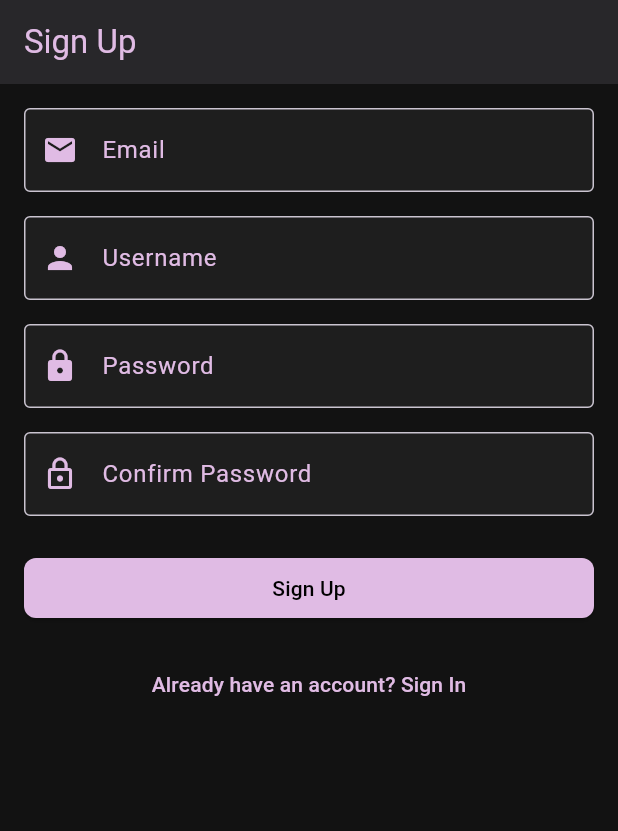
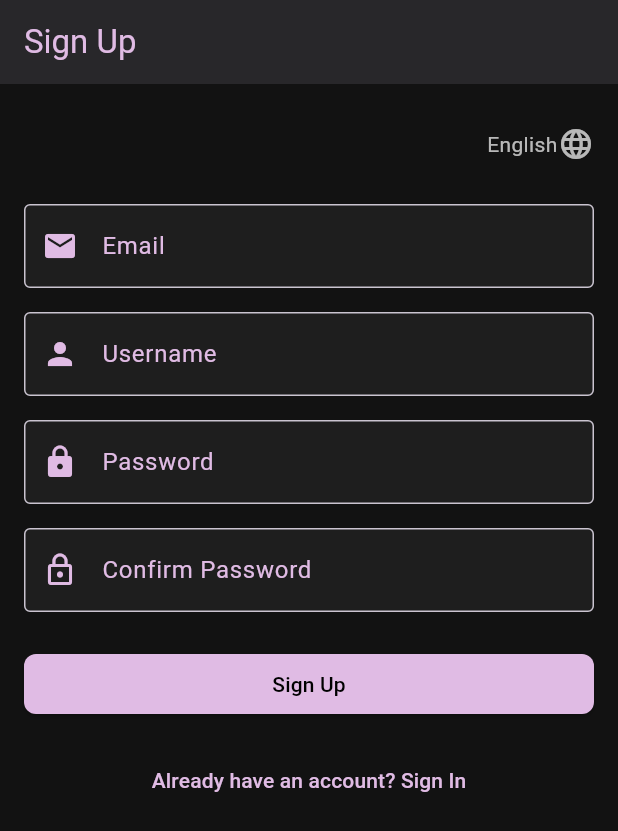
Before and after one commit to mburakaltun/guess_buddy_app, a Flutter app: the screen it shows after launch, after a tap on "Sign In", after a tap on "Don't have an account? Sign Up", on a phone screen of 412 x 824 dp. Shown: the top 831 px of the screen. Run offline on Flutter 3.47's test engine with Material 3 defaults, Android fonts, the phone set to English and light mode, and no system bars; our stand-ins replace flutter_dotenv, shared_preferences; accounts and stored records are empty; generated files the repository leaves out were written again; network calls fail.

Commit message:
Refactor: Implement language selection and localization support across authentication screens

```diff
--- a/lib/authentication/screen/sign_in_screen.dart
+++ b/lib/authentication/screen/sign_in_screen.dart
@@ -1,6 +1,8 @@
 import 'package:flutter/material.dart';
 import 'package:guess_buddy_app/common/extension/localization_extension.dart';
+import 'package:guess_buddy_app/common/utility/language_utility.dart';
 
+import '../../main.dart';
 import '../model/request/request_sign_in_user.dart';
 import '../../common/model/exception/api_exception.dart';
 import '../service/authentication_service.dart';
@@ -17,8 +19,34 @@ class _SignInPageState extends State<SignInPage> {
   String _email = '';
   String _password = '';
   bool _isLoading = false;
+  String _selectedLang = 'en';
 
   final AuthenticationService authenticationService = AuthenticationService();
+
+  @override
+  void initState() {
+    super.initState();
+    _loadLanguage();
+  }
+
+  Future<void> _loadLanguage() async {
+    final lang = await LanguageHelper.getLanguage();
+    setState(() {
+      _selectedLang = lang;
+    });
+  }
+
+  Future<void> _changeLanguage(String? lang) async {
+    if (lang == null) return;
+    await LanguageHelper.setLanguage(lang);
+    setState(() {
+      _selectedLang = lang;
+    });
+    // Update app locale
+    if (context.mounted) {
+      GuessBuddyApp.setLocale(context, Locale(lang));
+    }
+  }
 
   void _signIn() async {
     if (_formKey.currentState!.validate()) {
@@ -50,10 +78,28 @@ class _SignInPageState extends State<SignInPage> {
       context: context,
       builder:
           (context) => AlertDialog(
-            title: Text(context.message.signInFailed),
-            content: Text(message),
-            actions: [TextButton(onPressed: () => Navigator.of(context).pop(), child: Text(context.message.ok))],
-          ),
+        title: Text(context.message.signInFailed),
+        content: Text(message),
+        actions: [TextButton(onPressed: () => Navigator.of(context).pop(), child: Text(context.message.ok))],
+      ),
+    );
+  }
+
+  Widget _languageDropdown() {
+    return Align(
+      alignment: Alignment.centerRight,
+      child: DropdownButton<String>(
+        value: _selectedLang,
+        underline: const SizedBox(),
+        icon: const Icon(Icons.language),
+        items: [
+          DropdownMenuItem(value: context.message.languageSelectionEnglishKey, child: Text(context.message.languageSelectionEnglish)),
+          DropdownMenuItem(value: context.message.languageSelectionTurkishKey, child: Text(context.message.languageSelectionTurkish)),
+        ],
+        onChanged: _changeLanguage,
+        style: Theme.of(context).textTheme.bodyMedium,
+        dropdownColor: Theme.of(context).scaffoldBackgroundColor,
+      ),
     );
   }
 
@@ -69,6 +115,8 @@ class _SignInPageState extends State<SignInPage> {
             child: Column(
               mainAxisAlignment: MainAxisAlignment.center,
               children: [
+                _languageDropdown(),
+                const SizedBox(height: 16),
                 TextFormField(
                   decoration: InputDecoration(labelText: context.message.signInEmail, prefixIcon: Icon(Icons.email), border: OutlineInputBorder()),
                   keyboardType: TextInputType.emailAddress,
--- a/lib/authentication/screen/sign_up_screen.dart
+++ b/lib/authentication/screen/sign_up_screen.dart
@@ -1,5 +1,7 @@
 import 'package:flutter/material.dart';
 import 'package:guess_buddy_app/common/extension/localization_extension.dart';
+import 'package:guess_buddy_app/common/utility/language_utility.dart';
+import '../../main.dart';
 import '../model/request/request_sign_up_user.dart';
 import '../service/authentication_service.dart';
 import '../../common/model/exception/api_exception.dart';
@@ -18,8 +20,33 @@ class _SignUpPageState extends State<SignUpPage> {
   String _email = '';
   String _username = '';
   bool _isLoading = false;
+  String _selectedLang = 'en';
 
   final AuthenticationService authenticationService = AuthenticationService();
+
+  @override
+  void initState() {
+    super.initState();
+    _loadLanguage();
+  }
+
+  Future<void> _loadLanguage() async {
+    final lang = await LanguageHelper.getLanguage();
+    setState(() {
+      _selectedLang = lang;
+    });
+  }
+
+  Future<void> _changeLanguage(String? lang) async {
+    if (lang == null) return;
+    await LanguageHelper.setLanguage(lang);
+    setState(() {
+      _selectedLang = lang;
+    });
+    if (context.mounted) {
+      GuessBuddyApp.setLocale(context, Locale(lang));
+    }
+  }
 
   Future<void> _signUp() async {
     if (!_formKey.currentState!.validate()) return;
@@ -55,10 +82,28 @@ class _SignUpPageState extends State<SignUpPage> {
       context: context,
       builder:
           (context) => AlertDialog(
-            title: Text(context.message.signUpFailed),
-            content: Text(message),
-            actions: [TextButton(onPressed: () => Navigator.pop(context), child: Text(context.message.ok))],
-          ),
+        title: Text(context.message.signUpFailed),
+        content: Text(message),
+        actions: [TextButton(onPressed: () => Navigator.pop(context), child: Text(context.message.ok))],
+      ),
+    );
+  }
+
+  Widget _languageDropdown() {
+    return Align(
+      alignment: Alignment.centerRight,
+      child: DropdownButton<String>(
+        value: _selectedLang,
+        underline: const SizedBox(),
+        icon: const Icon(Icons.language),
+        items: [
+          DropdownMenuItem(value: context.message.languageSelectionEnglishKey, child: Text(context.message.languageSelectionEnglish)),
+          DropdownMenuItem(value: context.message.languageSelectionTurkishKey, child: Text(context.message.languageSelectionTurkish)),
+        ],
+        onChanged: _changeLanguage,
+        style: Theme.of(context).textTheme.bodyMedium,
+        dropdownColor: Theme.of(context).scaffoldBackgroundColor,
+      ),
     );
   }
 
@@ -80,6 +125,8 @@ class _SignUpPageState extends State<SignUpPage> {
           child: SingleChildScrollView(
             child: Column(
               children: [
+                _languageDropdown(),
+                const SizedBox(height: 16),
                 TextFormField(
                   decoration: InputDecoration(labelText: context.message.signUpEmail, prefixIcon: Icon(Icons.email), border: OutlineInputBorder()),
                   keyboardType: TextInputType.emailAddress,
@@ -92,7 +139,6 @@ class _SignUpPageState extends State<SignUpPage> {
                   onSaved: (value) => _email = value!.trim(),
                 ),
                 const SizedBox(height: 16),
-
                 TextFormField(
                   decoration: InputDecoration(labelText: context.message.signUpUsername, prefixIcon: Icon(Icons.person), border: OutlineInputBorder()),
                   validator: (value) {
@@ -104,7 +150,6 @@ class _SignUpPageState extends State<SignUpPage> {
                   onSaved: (value) => _username = value!.trim(),
                 ),
                 const SizedBox(height: 16),
-
                 TextFormField(
                   controller: _passwordController,
                   decoration: InputDecoration(labelText: context.message.signUpPassword, prefixIcon: Icon(Icons.lock), border: OutlineInputBorder()),
@@ -117,7 +162,6 @@ class _SignUpPageState extends State<SignUpPage> {
                   },
                 ),
                 const SizedBox(height: 16),
-
                 TextFormField(
                   controller: _confirmPasswordController,
                   decoration: InputDecoration(labelText: context.message.signUpConfirmPassword, prefixIcon: Icon(Icons.lock_outline), border: OutlineInputBorder()),
@@ -138,7 +182,6 @@ class _SignUpPageState extends State<SignUpPage> {
                   ),
                 ),
                 const SizedBox(height: 16),
-
                 TextButton(
                   onPressed: () {
                     Navigator.pushReplacementNamed(context, '/signin');
--- a/lib/common/model/shared_preferences/shared_preferences_key.dart
+++ b/lib/common/model/shared_preferences/shared_preferences_key.dart
@@ -2,4 +2,5 @@ class SharedPreferencesKey {
   static const String authToken = 'authToken';
   static const String userId = 'userId';
   static const String username = 'username';
+  static const String selectedLanguage = 'selectedLanguage';
 }
--- a/lib/common/service/api_service.dart
+++ b/lib/common/service/api_service.dart
@@ -4,6 +4,7 @@ import 'package:http/http.dart' as http;
 import 'package:shared_preferences/shared_preferences.dart';
 import '../model/shared_preferences//shared_preferences_key.dart';
 import '../model/exception/api_exception.dart';
+import '../utility/language_utility.dart';
 
 class ApiService {
   String get baseUrl => dotenv.env['BASE_URL'] ?? '';
@@ -15,8 +16,10 @@ class ApiService {
       final prefs = await SharedPreferences.getInstance();
       final token = prefs.getString(SharedPreferencesKey.authToken);
       final userId = prefs.getString(SharedPreferencesKey.userId);
+      final lang = await LanguageHelper.getLanguage();
       final headers = {
         'Content-Type': 'application/json',
+        'Accept-Language': lang,
         if (token != null) 'Authorization': 'Bearer $token',
         if (userId != null) 'X-User-Id': userId
       };
@@ -51,8 +54,10 @@ class ApiService {
       final prefs = await SharedPreferences.getInstance();
       final token = prefs.getString(SharedPreferencesKey.authToken);
       final userId = prefs.getString(SharedPreferencesKey.userId);
+      final lang = await LanguageHelper.getLanguage();
       final headers = {
         'Content-Type': 'application/json',
+        'Accept-Language': lang,
         if (token != null) 'Authorization': 'Bearer $token',
         if (userId != null) 'X-User-Id': userId
       };
--- /dev/null
+++ b/lib/common/utility/language_utility.dart
@@ -0,0 +1,14 @@
+import 'package:guess_buddy_app/common/model/shared_preferences/shared_preferences_key.dart';
+import 'package:shared_preferences/shared_preferences.dart';
+
+class LanguageHelper {
+  static Future<void> setLanguage(String languageCode) async {
+    final prefs = await SharedPreferences.getInstance();
+    await prefs.setString(SharedPreferencesKey.selectedLanguage, languageCode);
+  }
+
+  static Future<String> getLanguage() async {
+    final prefs = await SharedPreferences.getInstance();
+    return prefs.getString(SharedPreferencesKey.selectedLanguage) ?? 'en';
+  }
+}
--- a/lib/main.dart
+++ b/lib/main.dart
@@ -6,14 +6,47 @@ import 'package:guess_buddy_app/common/screen/dashboard_screen.dart';
 import 'package:guess_buddy_app/authentication/screen/sign_in_screen.dart';
 import 'package:guess_buddy_app/authentication/screen/sign_up_screen.dart';
 import 'package:guess_buddy_app/authentication/screen/sign_up_success_screen.dart';
+import 'package:guess_buddy_app/common/utility/language_utility.dart';
 
 Future<void> main() async {
+  WidgetsFlutterBinding.ensureInitialized();
   await dotenv.load(fileName: '.env');
   runApp(const GuessBuddyApp());
 }
 
-class GuessBuddyApp extends StatelessWidget {
+class GuessBuddyApp extends StatefulWidget {
   const GuessBuddyApp({super.key});
+
+  static void setLocale(BuildContext context, Locale newLocale) {
+    final _GuessBuddyAppState? state = context.findAncestorStateOfType<_GuessBuddyAppState>();
+    state?.setLocale(newLocale);
+  }
+
+  @override
+  State<GuessBuddyApp> createState() => _GuessBuddyAppState();
+}
+
+class _GuessBuddyAppState extends State<GuessBuddyApp> {
+  Locale? _locale;
+
+  @override
+  void initState() {
+    super.initState();
+    _loadLocale();
+  }
+
+  Future<void> _loadLocale() async {
+    final lang = await LanguageHelper.getLanguage();
+    setState(() {
+      _locale = Locale(lang);
+    });
+  }
+
+  void setLocale(Locale locale) {
+    setState(() {
+      _locale = locale;
+    });
+  }
 
   @override
   Widget build(BuildContext context) {
@@ -21,6 +54,7 @@ class GuessBuddyApp extends StatelessWidget {
 
     return MaterialApp(
       title: 'GuessBuddy',
+      locale: _locale,
       localizationsDelegates: [
         AppLocalizations.delegate,
         GlobalMaterialLocalizations.delegate,
```
Also changed, not shown: lib/l10n/app_en.arb (+14 -1 lines), lib/l10n/app_tr.arb (+18 -5 lines), lib/user/screen/language_selection_screen.dart (added, +64 -0 lines), lib/user/screen/profile_screen.dart (+15 -4 lines).
